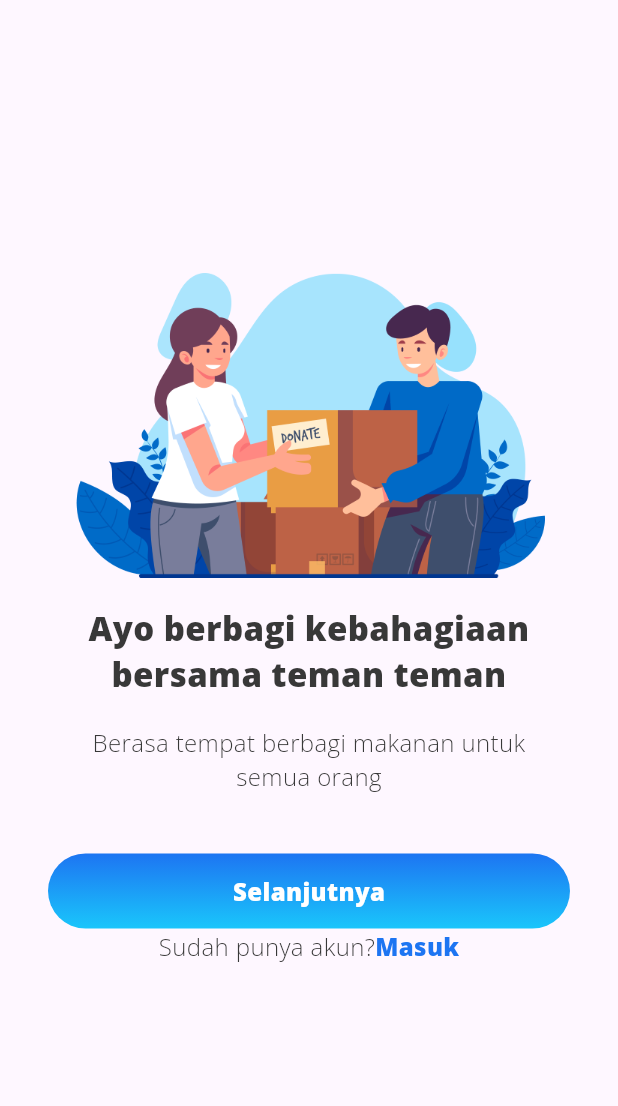
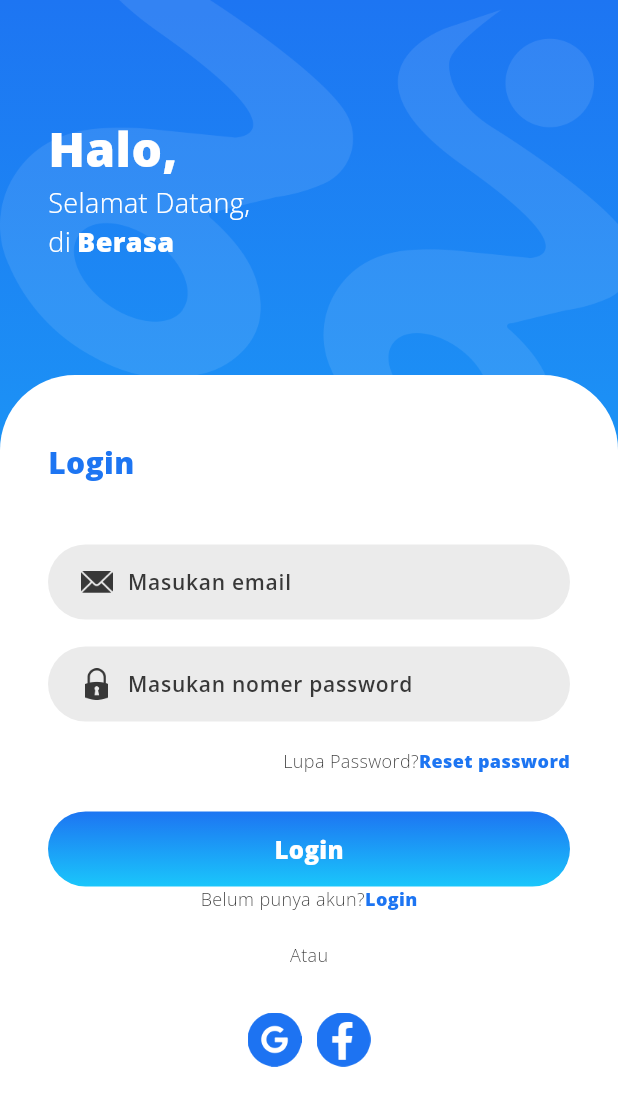
Before and after one commit to ardayrkmm/berasa_mobile, a Flutter app: the screen it shows after launch, on a phone screen of 412 x 824 dp. Shown: the top 1106 px of the screen. Run offline on Flutter 3.47's test engine with Material 3 defaults, Android fonts, the phone set to English and light mode, and no system bars; our stand-ins replace get, google_fonts.

Commit message:
login dan register

```diff
--- /dev/null
+++ b/lib/app/Widget/Inputan.dart
@@ -0,0 +1,58 @@
+import 'package:berasa_mobile/tema.dart';
+import 'package:flutter/material.dart';
+import 'package:flutter/widgets.dart';
+
+class Inputan extends StatelessWidget {
+  double w, h;
+  String icon, labelInput;
+  Inputan({
+    super.key,
+    required this.w,
+    required this.h,
+    required this.icon,
+
+    required this.labelInput,
+  });
+
+  @override
+  Widget build(BuildContext context) {
+    return Container(
+      width: w,
+      height: h,
+      margin: EdgeInsets.only(bottom: 18),
+      decoration: BoxDecoration(
+        color: abu2Cerah,
+        borderRadius: BorderRadius.circular(28),
+      ),
+      padding: EdgeInsets.symmetric(horizontal: 22),
+      child: Row(
+        mainAxisAlignment: MainAxisAlignment.start,
+        crossAxisAlignment: CrossAxisAlignment.center,
+        children: [
+          Container(
+            height: 21,
+            width: 21,
+            decoration: BoxDecoration(
+              image: DecorationImage(image: AssetImage(icon)),
+            ),
+          ),
+          SizedBox(width: 10),
+          Expanded(
+            child: TextField(
+              style: abu2Sty.copyWith(fontSize: 14, fontWeight: semiBold),
+              decoration: InputDecoration(
+                hintText: labelInput,
+                hintStyle: abu2Sty.copyWith(fontSize: 14, fontWeight: semiBold),
+
+                border: InputBorder.none,
+                focusedBorder: InputBorder.none,
+                errorBorder: InputBorder.none,
+                enabledBorder: InputBorder.none,
+              ),
+            ),
+          ),
+        ],
+      ),
+    );
+  }
+}
--- /dev/null
+++ b/lib/app/modules/login/views/login_view.dart
@@ -0,0 +1,169 @@
+import 'package:berasa_mobile/app/Widget/BtnBaru.dart';
+import 'package:berasa_mobile/app/Widget/Inputan.dart';
+import 'package:berasa_mobile/tema.dart';
+import 'package:flutter/material.dart';
+
+import 'package:get/get.dart';
+
+import '../controllers/login_controller.dart';
+
+class LoginView extends GetView<LoginController> {
+  const LoginView({super.key});
+  @override
+  Widget build(BuildContext context) {
+    Widget bagianHeader() {
+      return Container(
+        width: MediaQuery.of(context).size.width,
+        padding: EdgeInsets.symmetric(horizontal: marginSemua),
+        height: 250,
+        decoration: BoxDecoration(
+          image: DecorationImage(
+            fit: BoxFit.cover,
+            image: AssetImage("assets/background.png"),
+          ),
+        ),
+
+        child: Column(
+          mainAxisAlignment: MainAxisAlignment.center,
+          crossAxisAlignment: CrossAxisAlignment.start,
+          children: [
+            Text(
+              "Halo,",
+              style: putihSty.copyWith(fontSize: 32, fontWeight: bold),
+            ),
+            Text(
+              "Selamat Datang,",
+              style: putihSty.copyWith(fontSize: 18, fontWeight: light),
+            ),
+            Row(
+              children: [
+                Text(
+                  "di",
+                  style: putihSty.copyWith(fontSize: 18, fontWeight: light),
+                ),
+                SizedBox(width: 4),
+                Text(
+                  "Berasa",
+                  style: putihSty.copyWith(fontSize: 18, fontWeight: bold),
+                ),
+              ],
+            ),
+          ],
+        ),
+      );
+    }
+
+    Widget bagianContent() {
+      Widget bagianTombol() {
+        return Column(
+          crossAxisAlignment: CrossAxisAlignment.center,
+          children: [
+            BtnBaru(w: double.infinity, h: 50, nama: "Login", fungsi: () {}),
+            Row(
+              mainAxisAlignment: MainAxisAlignment.center,
+              children: [
+                Text(
+                  "Belum punya akun?",
+                  style: abu2Sty.copyWith(fontSize: 12, fontWeight: light),
+                ),
+                Text(
+                  "Login",
+                  style: biruStyle.copyWith(fontSize: 12, fontWeight: bold),
+                ),
+              ],
+            ),
+            SizedBox(height: 20),
+            Text(
+              "Atau",
+              style: abu2Sty.copyWith(fontSize: 12, fontWeight: light),
+            ),
+            SizedBox(height: 30),
+            Row(
+              mainAxisAlignment: MainAxisAlignment.center,
+              children: [
+                Container(
+                  width: 36,
+                  height: 36,
+                  decoration: BoxDecoration(
+                    image: DecorationImage(
+                      image: AssetImage("assets/gogel.png"),
+                    ),
+                  ),
+                ),
+                SizedBox(width: 10),
+                Container(
+                  width: 36,
+                  height: 36,
+                  decoration: BoxDecoration(
+                    image: DecorationImage(image: AssetImage("assets/fb.png")),
+                  ),
+                ),
+              ],
+            ),
+          ],
+        );
+      }
+
+      return Container(
+        width: MediaQuery.of(context).size.width,
+        height: MediaQuery.of(context).size.height,
+        decoration: BoxDecoration(
+          color: putih,
+          borderRadius: BorderRadius.only(
+            topLeft: Radius.circular(50),
+            topRight: Radius.circular(50),
+          ),
+        ),
+        padding: EdgeInsets.symmetric(horizontal: marginSemua, vertical: 44),
+        child: Column(
+          crossAxisAlignment: CrossAxisAlignment.start,
+          children: [
+            Text(
+              "Login",
+              style: biruStyle.copyWith(fontSize: 20, fontWeight: bold),
+            ),
+            SizedBox(height: 40),
+
+            Inputan(
+              w: double.infinity,
+              h: 50,
+              icon: "assets/email.png",
+              labelInput: "Masukan email",
+            ),
+
+            Inputan(
+              w: double.infinity,
+              h: 50,
+              icon: "assets/pass.png",
+              labelInput: "Masukan nomer password",
+            ),
+            Row(
+              mainAxisAlignment: MainAxisAlignment.end,
+              children: [
+                Text(
+                  "Lupa Password?",
+                  style: abu2Sty.copyWith(fontSize: 12, fontWeight: light),
+                ),
+                Text(
+                  "Reset password",
+                  style: biruStyle.copyWith(fontSize: 12, fontWeight: bold),
+                ),
+              ],
+            ),
+            SizedBox(height: 25),
+            bagianTombol(),
+          ],
+        ),
+      );
+    }
+
+    return Scaffold(
+      body: Container(
+        width: MediaQuery.of(context).size.width,
+        height: MediaQuery.of(context).size.height,
+        decoration: BoxDecoration(gradient: biruGradient),
+        child: ListView(children: [bagianHeader(), bagianContent()]),
+      ),
+    );
+  }
+}
--- a/lib/app/routes/app_routes.dart
+++ b/lib/app/routes/app_routes.dart
@@ -8,6 +8,8 @@ abstract class Routes {
   static const SPLASH1 = _Paths.SPLASH1;
   static const SPLASH2 = _Paths.SPLASH2;
   static const SPLASH3 = _Paths.SPLASH3;
+  static const REGISTER = _Paths.REGISTER;
+  static const LOGIN = _Paths.LOGIN;
 }
 
 abstract class _Paths {
@@ -17,4 +19,6 @@ abstract class _Paths {
   static const SPLASH1 = '/splash1';
   static const SPLASH2 = '/splash2';
   static const SPLASH3 = '/splash3';
+  static const REGISTER = '/register';
+  static const LOGIN = '/login';
 }
```
Also changed, not shown: lib/app/modules/login/bindings/login_binding.dart (added, +12 -0 lines), lib/app/modules/login/controllers/login_controller.dart (added, +23 -0 lines), lib/app/modules/register/bindings/register_binding.dart (added, +12 -0 lines), lib/app/modules/register/controllers/register_controller.dart (added, +23 -0 lines), lib/app/modules/register/views/register_view.dart (added, +167 -0 lines), lib/app/modules/splash/views/Loading.dart (added, +56 -0 lines), lib/app/routes/app_pages.dart (+19 -4 lines), assets/background.png (added).
